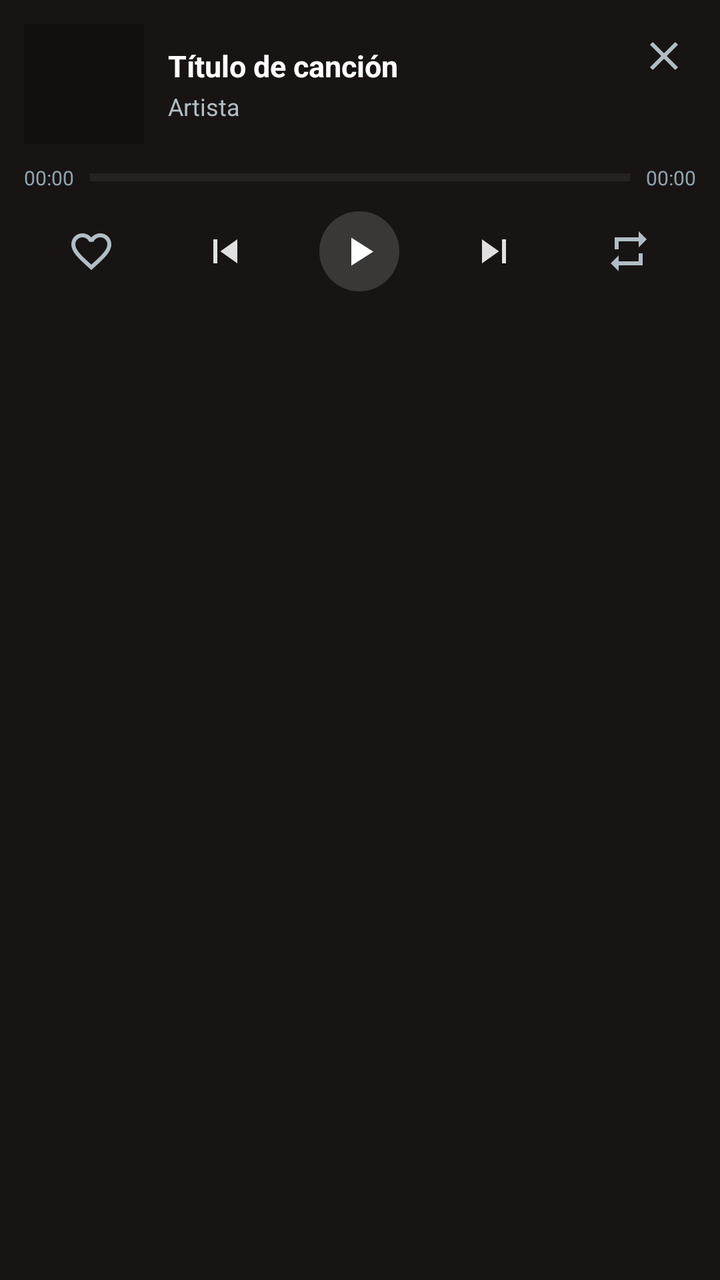
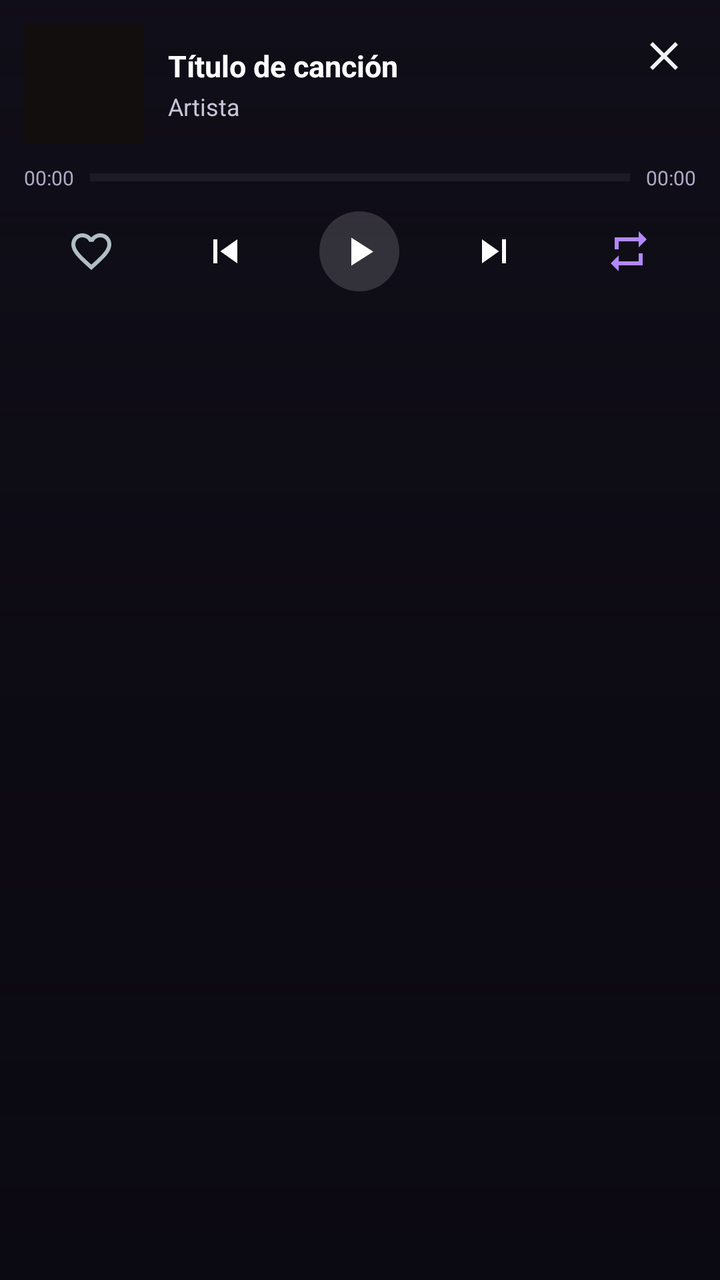

An Android layout rendered at two revisions. The XML below is the earlier revision; the diff shows what the commit changed to produce the second picture.
<!-- AndroidManifest.xml: application theme Theme.Rewind -->
<!-- res/layout/notification_media_custom.xml -->
<?xml version="1.0" encoding="utf-8"?>
<RelativeLayout xmlns:android="http://schemas.android.com/apk/res/android"
    android:layout_width="match_parent"
    android:layout_height="wrap_content"
    android:background="#181414"
    android:padding="12dp">

    
    <RelativeLayout
        android:id="@+id/header_container"
        android:layout_width="match_parent"
        android:layout_height="wrap_content">

        
        <FrameLayout
            android:id="@+id/art_frame"
            android:layout_width="60dp"
            android:layout_height="60dp"
            android:layout_alignParentStart="true"
            android:layout_centerVertical="true">

            <ImageView
                android:id="@+id/notification_album_art"
                android:layout_width="match_parent"
                android:layout_height="match_parent"
                android:scaleType="centerCrop"
                android:src="@drawable/ic_launcher_background" />

            <ImageView
                android:id="@+id/notification_badge_icon"
                android:layout_width="18dp"
                android:layout_height="18dp"
                android:layout_gravity="bottom|start"
                android:src="@mipmap/ic_launcher_round" />
        </FrameLayout>

        
        <ImageButton
            android:id="@+id/notification_btn_close"
            android:layout_width="32dp"
            android:layout_height="32dp"
            android:layout_alignParentEnd="true"
            android:layout_alignParentTop="true"
            android:background="?android:attr/selectableItemBackgroundBorderless"
            android:src="@drawable/ic_notif_close"
            android:contentDescription="Eliminar notificación" />

        
        <LinearLayout
            android:layout_width="match_parent"
            android:layout_height="wrap_content"
            android:layout_toEndOf="@id/art_frame"
            android:layout_toStartOf="@id/notification_btn_close"
            android:layout_centerVertical="true"
            android:orientation="vertical"
            android:paddingStart="12dp"
            android:paddingEnd="8dp">

            <TextView
                android:id="@+id/notification_title"
                android:layout_width="match_parent"
                android:layout_height="wrap_content"
                android:text="Título de canción"
                android:textColor="#FFFFFF"
                android:textSize="15sp"
                android:textStyle="bold"
                android:singleLine="true"
                android:ellipsize="end" />

            <TextView
                android:id="@+id/notification_artist"
                android:layout_width="match_parent"
                android:layout_height="wrap_content"
                android:text="Artista"
                android:textColor="#B0BEC5"
                android:textSize="12sp"
                android:singleLine="true"
                android:ellipsize="end"
                android:layout_marginTop="2dp" />
        </LinearLayout>
    </RelativeLayout>

    
    <RelativeLayout
        android:id="@+id/progress_container"
        android:layout_width="match_parent"
        android:layout_height="wrap_content"
        android:layout_below="@id/header_container"
        android:layout_marginTop="10dp">

        <TextView
            android:id="@+id/notification_time_current"
            android:layout_width="wrap_content"
            android:layout_height="wrap_content"
            android:layout_alignParentStart="true"
            android:layout_centerVertical="true"
            android:text="00:00"
            android:textColor="#90A4AE"
            android:textSize="10sp" />

        <TextView
            android:id="@+id/notification_time_total"
            android:layout_width="wrap_content"
            android:layout_height="wrap_content"
            android:layout_alignParentEnd="true"
            android:layout_centerVertical="true"
            android:text="00:00"
            android:textColor="#90A4AE"
            android:textSize="10sp" />

        <ProgressBar
            android:id="@+id/notification_progress"
            style="?android:attr/progressBarStyleHorizontal"
            android:layout_width="match_parent"
            android:layout_height="4dp"
            android:layout_centerVertical="true"
            android:layout_toEndOf="@id/notification_time_current"
            android:layout_toStartOf="@id/notification_time_total"
            android:layout_marginLeft="8dp"
            android:layout_marginRight="8dp"
            android:max="100"
            android:progress="0"
            android:progressTint="#E91E63"
            android:progressBackgroundTint="#33FFFFFF" />
    </RelativeLayout>

    
    <LinearLayout
        android:layout_width="match_parent"
        android:layout_height="44dp"
        android:layout_below="@id/progress_container"
        android:layout_marginTop="8dp"
        android:orientation="horizontal"
        android:gravity="center"
        android:weightSum="5">

        
        <ImageButton
            android:id="@+id/notification_btn_like"
            android:layout_width="0dp"
            android:layout_height="match_parent"
            android:layout_weight="1"
            android:background="?android:attr/selectableItemBackgroundBorderless"
            android:src="@drawable/ic_notif_heart_off"
            android:contentDescription="Favorito" />

        
        <ImageButton
            android:id="@+id/notification_btn_prev"
            android:layout_width="0dp"
            android:layout_height="match_parent"
            android:layout_weight="1"
            android:background="?android:attr/selectableItemBackgroundBorderless"
            android:src="@drawable/ic_notif_prev"
            android:contentDescription="Anterior" />

        
        <FrameLayout
            android:layout_width="0dp"
            android:layout_height="match_parent"
            android:layout_weight="1">

            <ImageButton
                android:id="@+id/notification_btn_play_pause"
                android:layout_width="40dp"
                android:layout_height="40dp"
                android:layout_gravity="center"
                android:background="@drawable/bg_notif_play_btn"
                android:src="@drawable/ic_notif_play"
                android:contentDescription="Reproducir / Pausa" />
        </FrameLayout>

        
        <ImageButton
            android:id="@+id/notification_btn_next"
            android:layout_width="0dp"
            android:layout_height="match_parent"
            android:layout_weight="1"
            android:background="?android:attr/selectableItemBackgroundBorderless"
            android:src="@drawable/ic_notif_next"
            android:contentDescription="Siguiente" />

        
        <ImageButton
            android:id="@+id/notification_btn_mode"
            android:layout_width="0dp"
            android:layout_height="match_parent"
            android:layout_weight="1"
            android:background="?android:attr/selectableItemBackgroundBorderless"
            android:src="@drawable/ic_notif_mode_repeat"
            android:contentDescription="Modo de rewindducción" />

    </LinearLayout>

</RelativeLayout>
<!-- resources referenced by this layout -->
<resources>
  <!-- drawable bg_notif_play_btn (drawable) -->
  <?xml version="1.0" encoding="utf-8"?>
  <shape xmlns:android="http://schemas.android.com/apk/res/android"
      android:shape="oval">
      <solid android:color="#26FFFFFF" />
  </shape>
  <!-- drawable ic_launcher_background (drawable) -->
  <?xml version="1.0" encoding="utf-8"?>
  <vector xmlns:android="http://schemas.android.com/apk/res/android"
      android:width="108dp"
      android:height="108dp"
      android:viewportWidth="108"
      android:viewportHeight="108">
      <path
          android:fillColor="#130E0E"
          android:pathData="M0,0h108v108h-108z" />
  </vector>
  <!-- drawable ic_notif_close (drawable) -->
  <vector xmlns:android="http://schemas.android.com/apk/res/android"
      android:width="24dp"
      android:height="24dp"
      android:viewportWidth="24"
      android:viewportHeight="24">
      <path
          android:fillColor="#B0BEC5"
          android:pathData="M19,6.41L17.59,5 12,10.59 6.41,5 5,6.41 10.59,12 5,17.59 6.41,19 12,13.41 17.59,19 19,17.59 13.41,12z"/>
  </vector>
  <!-- drawable ic_notif_mode_repeat (drawable) -->
  <vector xmlns:android="http://schemas.android.com/apk/res/android"
      android:width="24dp"
      android:height="24dp"
      android:viewportWidth="24"
      android:viewportHeight="24">
      <path
          android:fillColor="#B0BEC5"
          android:pathData="M7,7h10v3l4,-4 -4,-4v3H5v6h2V7zm10,10H7v-3l-4,4 4,4v-3h12v-6h-2v4z"/>
  </vector>
  <!-- drawable ic_notif_next (drawable) -->
  <vector xmlns:android="http://schemas.android.com/apk/res/android"
      android:width="24dp"
      android:height="24dp"
      android:viewportWidth="24"
      android:viewportHeight="24">
      <path
          android:fillColor="#E0E0E0"
          android:pathData="M6,18l8.5,-6L6,6v12zM16,6v12h2V6h-2z"/>
  </vector>
  <!-- drawable ic_notif_play (drawable) -->
  <vector xmlns:android="http://schemas.android.com/apk/res/android"
      android:width="24dp"
      android:height="24dp"
      android:viewportWidth="24"
      android:viewportHeight="24">
      <path
          android:fillColor="#FFFFFF"
          android:pathData="M8,5.14v14l11,-7L8,5.14z"/>
  </vector>
  <!-- drawable ic_notif_prev (drawable) -->
  <vector xmlns:android="http://schemas.android.com/apk/res/android"
      android:width="24dp"
      android:height="24dp"
      android:viewportWidth="24"
      android:viewportHeight="24">
      <path
          android:fillColor="#E0E0E0"
          android:pathData="M6,6h2v12H6zm3.5,6l8.5,6V6z"/>
  </vector>
  <!-- mipmap ic_launcher_round (mipmap-anydpi-v26) -->
  <?xml version="1.0" encoding="utf-8"?>
  <adaptive-icon xmlns:android="http://schemas.android.com/apk/res/android">
      <background android:drawable="@drawable/ic_launcher_background" />
      <foreground android:drawable="@drawable/ic_launcher_foreground" />
      <monochrome android:drawable="@drawable/ic_launcher_foreground" />
  </adaptive-icon>
  <style name="Theme.Rewind" parent="android:Theme.Material.NoActionBar">
          <item name="android:windowBackground">@color/launch_window_bg</item>
      </style>
  <color name="launch_window_bg">#FF0A0C10</color>
  <!-- unchanged entries left out for length: 2 -->
</resources>

<!-- the commit's change to res/layout/notification_media_custom.xml (unified diff, before → after) -->
@@ -1,195 +1,216 @@
 <?xml version="1.0" encoding="utf-8"?>
-<RelativeLayout xmlns:android="http://schemas.android.com/apk/res/android"
+<FrameLayout xmlns:android="http://schemas.android.com/apk/res/android"
     android:layout_width="match_parent"
     android:layout_height="wrap_content"
-    android:background="#181414"
-    android:padding="12dp">
+    android:background="@drawable/notif_bg_fallback">
 
     
+    <ImageView
+        android:id="@+id/notification_glow"
+        android:layout_width="match_parent"
+        android:layout_height="match_parent"
+        android:contentDescription="@null"
+        android:scaleType="centerCrop" />
+
+    <View
+        android:layout_width="match_parent"
+        android:layout_height="match_parent"
+        android:background="@drawable/notif_scrim" />
+
     <RelativeLayout
-        android:id="@+id/header_container"
         android:layout_width="match_parent"
-        android:layout_height="wrap_content">
+        android:layout_height="wrap_content"
+        android:padding="12dp">
 
         
-        <FrameLayout
-            android:id="@+id/art_frame"
-            android:layout_width="60dp"
-            android:layout_height="60dp"
-            android:layout_alignParentStart="true"
-            android:layout_centerVertical="true">
-
-            <ImageView
-                android:id="@+id/notification_album_art"
+        <RelativeLayout
+            android:id="@+id/header_container"
+            android:layout_width="match_parent"
+            android:layout_height="wrap_content">
+
+            
+            <FrameLayout
+                android:id="@+id/art_frame"
+                android:layout_width="60dp"
+                android:layout_height="60dp"
+                android:layout_alignParentStart="true"
+                android:layout_centerVertical="true">
+
+                <ImageView
+                    android:id="@+id/notification_album_art"
+                    android:layout_width="match_parent"
+                    android:layout_height="match_parent"
+                    android:scaleType="centerCrop"
+                    android:src="@drawable/ic_launcher_background" />
+
+                <ImageView
+                    android:id="@+id/notification_badge_icon"
+                    android:layout_width="18dp"
+                    android:layout_height="18dp"
+                    android:layout_gravity="bottom|start"
+                    android:src="@mipmap/ic_launcher_round" />
+            </FrameLayout>
+
+            
+            <ImageButton
+                android:id="@+id/notification_btn_close"
+                android:layout_width="32dp"
+                android:layout_height="32dp"
+                android:layout_alignParentEnd="true"
+                android:layout_alignParentTop="true"
+                android:background="?android:attr/selectableItemBackgroundBorderless"
+                android:contentDescription="Cerrar notificación"
+                android:src="@drawable/ic_notif_close"
+                android:tint="#CCFFFFFF" />
+
+            
+            <LinearLayout
                 android:layout_width="match_parent"
-                android:layout_height="match_parent"
-                android:scaleType="centerCrop"
-                android:src="@drawable/ic_launcher_background" />
-
-            <ImageView
-                android:id="@+id/notification_badge_icon"
-                android:layout_width="18dp"
-                android:layout_height="18dp"
-                android:layout_gravity="bottom|start"
-                android:src="@mipmap/ic_launcher_round" />
-        </FrameLayout>
+                android:layout_height="wrap_content"
+                android:layout_centerVertical="true"
+                android:layout_toEndOf="@id/art_frame"
+                android:layout_toStartOf="@id/notification_btn_close"
+                android:orientation="vertical"
+                android:paddingStart="12dp"
+                android:paddingEnd="8dp">
+
+                <TextView
+                    android:id="@+id/notification_title"
+                    android:layout_width="match_parent"
+                    android:layout_height="wrap_content"
+                    android:ellipsize="end"
+                    android:singleLine="true"
+                    android:text="Título de canción"
+                    android:textColor="#FFFFFF"
+                    android:textSize="15sp"
+                    android:textStyle="bold" />
+
+                <TextView
+                    android:id="@+id/notification_artist"
+                    android:layout_width="match_parent"
+                    android:layout_height="wrap_content"
+                    android:layout_marginTop="2dp"
+                    android:ellipsize="end"
+                    android:singleLine="true"
+                    android:text="Artista"
+                    android:textColor="#C9C3D8"
+                    android:textSize="12sp" />
+            </LinearLayout>
+        </RelativeLayout>
 
         
-        <ImageButton
-            android:id="@+id/notification_btn_close"
-            android:layout_width="32dp"
-            android:layout_height="32dp"
-            android:layout_alignParentEnd="true"
-            android:layout_alignParentTop="true"
-            android:background="?android:attr/selectableItemBackgroundBorderless"
-            android:src="@drawable/ic_notif_close"
-            android:contentDescription="Eliminar notificación" />
+        <RelativeLayout
+            android:id="@+id/progress_container"
+            android:layout_width="match_parent"
+            android:layout_height="wrap_content"
+            android:layout_below="@id/header_container"
+            android:layout_marginTop="10dp">
+
+            <TextView
+                android:id="@+id/notification_time_current"
+                android:layout_width="wrap_content"
+                android:layout_height="wrap_content"
+                android:layout_alignParentStart="true"
+                android:layout_centerVertical="true"
+                android:text="00:00"
+                android:textColor="#B0A8C4"
+                android:textSize="10sp" />
+
+            <TextView
+                android:id="@+id/notification_time_total"
+                android:layout_width="wrap_content"
+                android:layout_height="wrap_content"
+                android:layout_alignParentEnd="true"
+                android:layout_centerVertical="true"
+                android:text="00:00"
+                android:textColor="#B0A8C4"
+                android:textSize="10sp" />
+
+            <ProgressBar
+                android:id="@+id/notification_progress"
+                style="?android:attr/progressBarStyleHorizontal"
+                android:layout_width="match_parent"
+                android:layout_height="4dp"
+                android:layout_centerVertical="true"
+                android:layout_marginLeft="8dp"
+                android:layout_marginRight="8dp"
+                android:layout_toEndOf="@id/notification_time_current"
+                android:layout_toStartOf="@id/notification_time_total"
+                android:max="100"
+                android:progress="0"
+                android:progressBackgroundTint="#33FFFFFF"
+                android:progressTint="#FFB388FE" />
+        </RelativeLayout>
 
         
         <LinearLayout
             android:layout_width="match_parent"
-            android:layout_height="wrap_content"
-            android:layout_toEndOf="@id/art_frame"
-            android:layout_toStartOf="@id/notification_btn_close"
-            android:layout_centerVertical="true"
-            android:orientation="vertical"
-            android:paddingStart="12dp"
-            android:paddingEnd="8dp">
-
-            <TextView
-                android:id="@+id/notification_title"
-                android:layout_width="match_parent"
-                android:layout_height="wrap_content"
-                android:text="Título de canción"
-                android:textColor="#FFFFFF"
-                android:textSize="15sp"
-                android:textStyle="bold"
-                android:singleLine="true"
-                android:ellipsize="end" />
-
-            <TextView
-                android:id="@+id/notification_artist"
-                android:layout_width="match_parent"
-                android:layout_height="wrap_content"
-                android:text="Artista"
-                android:textColor="#B0BEC5"
-                android:textSize="12sp"
-                android:singleLine="true"
-                android:ellipsize="end"
-                android:layout_marginTop="2dp" />
+            android:layout_height="44dp"
+            android:layout_below="@id/progress_container"
+            android:layout_marginTop="8dp"
+            android:gravity="center"
+            android:orientation="horizontal"
+            android:weightSum="5">
+
+            
+            <ImageButton
+                android:id="@+id/notification_btn_like"
+                android:layout_width="0dp"
+                android:layout_height="match_parent"
+                android:layout_weight="1"
+                android:background="?android:attr/selectableItemBackgroundBorderless"
+                android:contentDescription="Favorito"
+                android:src="@drawable/ic_notif_heart_off" />
+
+            
+            <ImageButton
+                android:id="@+id/notification_btn_prev"
+                android:layout_width="0dp"
+                android:layout_height="match_parent"
+                android:layout_weight="1"
+                android:background="?android:attr/selectableItemBackgroundBorderless"
+                android:contentDescription="Anterior"
+                android:src="@drawable/ic_notif_prev"
+                android:tint="#F2FFFFFF" />
+
+            
+            <FrameLayout
+                android:layout_width="0dp"
+                android:layout_height="match_parent"
+                android:layout_weight="1">
+
+                <ImageButton
+                    android:id="@+id/notification_btn_play_pause"
+                    android:layout_width="40dp"
+                    android:layout_height="40dp"
+                    android:layout_gravity="center"
+                    android:background="@drawable/bg_notif_play_btn"
+                    android:contentDescription="Reproducir / Pausa"
+                    android:src="@drawable/ic_notif_play"
+                    android:tint="#FFFFFFFF" />
+            </FrameLayout>
+
+            
+            <ImageButton
+                android:id="@+id/notification_btn_next"
+                android:layout_width="0dp"
+                android:layout_height="match_parent"
+                android:layout_weight="1"
+                android:background="?android:attr/selectableItemBackgroundBorderless"
+                android:contentDescription="Siguiente"
+                android:src="@drawable/ic_notif_next"
+                android:tint="#F2FFFFFF" />
+
+            
+            <ImageButton
+                android:id="@+id/notification_btn_mode"
+                android:layout_width="0dp"
+                android:layout_height="match_parent"
+                android:layout_weight="1"
+                android:background="?android:attr/selectableItemBackgroundBorderless"
+                android:contentDescription="Modo de reproducción"
+                android:src="@drawable/ic_notif_mode_repeat"
+                android:tint="#FFB388FE" />
         </LinearLayout>
     </RelativeLayout>
-
-    
-    <RelativeLayout
-        android:id="@+id/progress_container"
-        android:layout_width="match_parent"
-        android:layout_height="wrap_content"
-        android:layout_below="@id/header_container"
-        android:layout_marginTop="10dp">
-
-        <TextView
-            android:id="@+id/notification_time_current"
-            android:layout_width="wrap_content"
-            android:layout_height="wrap_content"
-            android:layout_alignParentStart="true"
-            android:layout_centerVertical="true"
-            android:text="00:00"
-            android:textColor="#90A4AE"
-            android:textSize="10sp" />
-
-        <TextView
-            android:id="@+id/notification_time_total"
-            android:layout_width="wrap_content"
-            android:layout_height="wrap_content"
-            android:layout_alignParentEnd="true"
-            android:layout_centerVertical="true"
-            android:text="00:00"
-            android:textColor="#90A4AE"
-            android:textSize="10sp" />
-
-        <ProgressBar
-            android:id="@+id/notification_progress"
-            style="?android:attr/progressBarStyleHorizontal"
-            android:layout_width="match_parent"
-            android:layout_height="4dp"
-            android:layout_centerVertical="true"
-            android:layout_toEndOf="@id/notification_time_current"
-            android:layout_toStartOf="@id/notification_time_total"
-            android:layout_marginLeft="8dp"
-            android:layout_marginRight="8dp"
-            android:max="100"
-            android:progress="0"
-            android:progressTint="#E91E63"
-            android:progressBackgroundTint="#33FFFFFF" />
-    </RelativeLayout>
-
-    
-    <LinearLayout
-        android:layout_width="match_parent"
-        android:layout_height="44dp"
-        android:layout_below="@id/progress_container"
-        android:layout_marginTop="8dp"
-        android:orientation="horizontal"
-        android:gravity="center"
-        android:weightSum="5">
-
-        
-        <ImageButton
-            android:id="@+id/notification_btn_like"
-            android:layout_width="0dp"
-            android:layout_height="match_parent"
-            android:layout_weight="1"
-            android:background="?android:attr/selectableItemBackgroundBorderless"
-            android:src="@drawable/ic_notif_heart_off"
-            android:contentDescription="Favorito" />
-
-        
-        <ImageButton
-            android:id="@+id/notification_btn_prev"
-            android:layout_width="0dp"
-            android:layout_height="match_parent"
-            android:layout_weight="1"
-            android:background="?android:attr/selectableItemBackgroundBorderless"
-            android:src="@drawable/ic_notif_prev"
-            android:contentDescription="Anterior" />
-
-        
-        <FrameLayout
-            android:layout_width="0dp"
-            android:layout_height="match_parent"
-            android:layout_weight="1">
-
-            <ImageButton
-                android:id="@+id/notification_btn_play_pause"
-                android:layout_width="40dp"
-                android:layout_height="40dp"
-                android:layout_gravity="center"
-                android:background="@drawable/bg_notif_play_btn"
-                android:src="@drawable/ic_notif_play"
-                android:contentDescription="Reproducir / Pausa" />
-        </FrameLayout>
-
-        
-        <ImageButton
-            android:id="@+id/notification_btn_next"
-            android:layout_width="0dp"
-            android:layout_height="match_parent"
-            android:layout_weight="1"
-            android:background="?android:attr/selectableItemBackgroundBorderless"
-            android:src="@drawable/ic_notif_next"
-            android:contentDescription="Siguiente" />
-
-        
-        <ImageButton
-            android:id="@+id/notification_btn_mode"
-            android:layout_width="0dp"
-            android:layout_height="match_parent"
-            android:layout_weight="1"
-            android:background="?android:attr/selectableItemBackgroundBorderless"
-            android:src="@drawable/ic_notif_mode_repeat"
-            android:contentDescription="Modo de rewindducción" />
-
-    </LinearLayout>
-
-</RelativeLayout>
+</FrameLayout>
<!-- resource entries referenced after the edit -->
@@ -67,6 +67,22 @@
           android:fillColor="#E0E0E0"
           android:pathData="M6,6h2v12H6zm3.5,6l8.5,6V6z"/>
   </vector>
+  <!-- drawable notif_bg_fallback (drawable) -->
+  <?xml version="1.0" encoding="utf-8"?>
+  <shape xmlns:android="http://schemas.android.com/apk/res/android"
+      android:shape="rectangle">
+      <solid android:color="#FF12101B" />
+  </shape>
+  <!-- drawable notif_scrim (drawable) -->
+  <?xml version="1.0" encoding="utf-8"?>
+  <shape xmlns:android="http://schemas.android.com/apk/res/android"
+      android:shape="rectangle">
+      <gradient
+          android:angle="270"
+          android:startColor="#4D0A0810"
+          android:centerColor="#B30A0810"
+          android:endColor="#E60A0810" />
+  </shape>
   <!-- mipmap ic_launcher_round (mipmap-anydpi-v26) -->
   <?xml version="1.0" encoding="utf-8"?>
   <adaptive-icon xmlns:android="http://schemas.android.com/apk/res/android">
